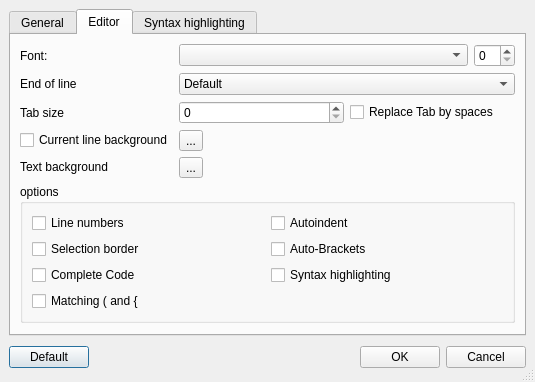
Old version of the form ui/options.ui in the repository google-code-export/qdevelop.
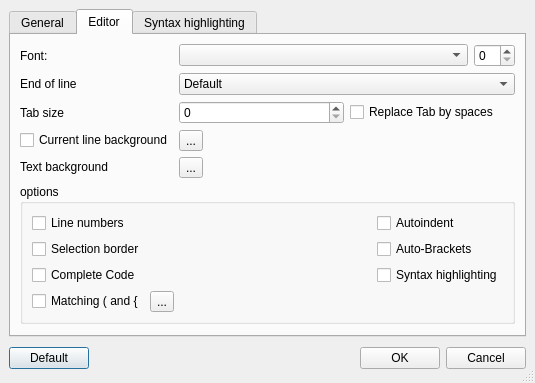
New version of the form. The open tabs and pages were chosen to show the change. Icons and pictures are not drawn.

Commit message: - Add menu "Edit | Goto Matching Bracket" - Configuration of color of matching in options dialog

```diff
--- a/ui/options.ui
+++ b/ui/options.ui
@@ -188,14 +188,134 @@
       <attribute name="title" >
        <string>Editor</string>
       </attribute>
-      <layout class="QVBoxLayout" >
+      <layout class="QGridLayout" >
        <property name="margin" >
         <number>9</number>
        </property>
        <property name="spacing" >
         <number>6</number>
        </property>
-       <item>
+       <item row="1" column="0" >
+        <widget class="QGroupBox" name="groupBox_6" >
+         <property name="title" >
+          <string>options</string>
+         </property>
+         <layout class="QGridLayout" >
+          <property name="margin" >
+           <number>9</number>
+          </property>
+          <property name="spacing" >
+           <number>6</number>
+          </property>
+          <item row="3" column="0" >
+           <layout class="QHBoxLayout" >
+            <property name="margin" >
+             <number>0</number>
+            </property>
+            <property name="spacing" >
+             <number>6</number>
+            </property>
+            <item>
+             <widget class="QCheckBox" name="match" >
+              <property name="text" >
+               <string>Matching ( and {</string>
+              </property>
+             </widget>
+            </item>
+            <item>
+             <layout class="QHBoxLayout" >
+              <property name="margin" >
+               <number>0</number>
+              </property>
+              <property name="spacing" >
+               <number>6</number>
+              </property>
+              <item>
+               <widget class="QToolButton" name="matching" >
+                <property name="text" >
+                 <string>...</string>
+                </property>
+               </widget>
+              </item>
+              <item>
+               <spacer>
+                <property name="orientation" >
+                 <enum>Qt::Horizontal</enum>
+                </property>
+                <property name="sizeHint" >
+                 <size>
+                  <width>40</width>
+                  <height>20</height>
+                 </size>
+                </property>
+               </spacer>
+              </item>
+             </layout>
+            </item>
+           </layout>
+          </item>
+          <item row="2" column="0" >
+           <widget class="QCheckBox" name="completion" >
+            <property name="text" >
+             <string>Complete Code</string>
+            </property>
+           </widget>
+          </item>
+          <item row="1" column="0" >
+           <widget class="QCheckBox" name="selectionBorder" >
+            <property name="text" >
+             <string>Selection border</string>
+            </property>
+           </widget>
+          </item>
+          <item row="0" column="0" >
+           <widget class="QCheckBox" name="numbers" >
+            <property name="text" >
+             <string>Line numbers</string>
+            </property>
+           </widget>
+          </item>
+          <item row="2" column="1" >
+           <widget class="QCheckBox" name="highlight" >
+            <property name="text" >
+             <string>Syntax highlighting</string>
+            </property>
+            <property name="checked" >
+             <bool>false</bool>
+            </property>
+           </widget>
+          </item>
+          <item row="0" column="1" >
+           <widget class="QCheckBox" name="indent" >
+            <property name="text" >
+             <string>Autoindent</string>
+            </property>
+           </widget>
+          </item>
+          <item row="1" column="1" >
+           <widget class="QCheckBox" name="brackets" >
+            <property name="text" >
+             <string>Auto-Brackets</string>
+            </property>
+           </widget>
+          </item>
+         </layout>
+        </widget>
+       </item>
+       <item row="2" column="0" >
+        <spacer>
+         <property name="orientation" >
+          <enum>Qt::Vertical</enum>
+         </property>
+         <property name="sizeHint" >
+          <size>
+           <width>20</width>
+           <height>40</height>
+          </size>
+         </property>
+        </spacer>
+       </item>
+       <item row="0" column="0" >
         <layout class="QHBoxLayout" >
          <property name="margin" >
           <number>0</number>
@@ -384,86 +504,6 @@
          </item>
         </layout>
        </item>
-       <item>
-        <widget class="QGroupBox" name="groupBox_6" >
-         <property name="title" >
-          <string>options</string>
-         </property>
-         <layout class="QGridLayout" >
-          <property name="margin" >
-           <number>9</number>
-          </property>
-          <property name="spacing" >
-           <number>6</number>
-          </property>
-          <item row="1" column="1" >
-           <widget class="QCheckBox" name="brackets" >
-            <property name="text" >
-             <string>Auto-Brackets</string>
-            </property>
-           </widget>
-          </item>
-          <item row="0" column="1" >
-           <widget class="QCheckBox" name="indent" >
-            <property name="text" >
-             <string>Autoindent</string>
-            </property>
-           </widget>
-          </item>
-          <item row="2" column="1" >
-           <widget class="QCheckBox" name="highlight" >
-            <property name="text" >
-             <string>Syntax highlighting</string>
-            </property>
-            <property name="checked" >
-             <bool>false</bool>
-            </property>
-           </widget>
-          </item>
-          <item row="0" column="0" >
-           <widget class="QCheckBox" name="numbers" >
-            <property name="text" >
-             <string>Line numbers</string>
-            </property>
-           </widget>
-          </item>
-          <item row="1" column="0" >
-           <widget class="QCheckBox" name="selectionBorder" >
-            <property name="text" >
-             <string>Selection border</string>
-            </property>
-           </widget>
-          </item>
-          <item row="2" column="0" >
-           <widget class="QCheckBox" name="completion" >
-            <property name="text" >
-             <string>Complete Code</string>
-            </property>
-           </widget>
-          </item>
-          <item row="3" column="0" >
-           <widget class="QCheckBox" name="match" >
-            <property name="text" >
-             <string>Matching ( and {</string>
-            </property>
-           </widget>
-          </item>
-         </layout>
-        </widget>
-       </item>
-       <item>
-        <spacer>
-         <property name="orientation" >
-          <enum>Qt::Vertical</enum>
-         </property>
-         <property name="sizeHint" >
-          <size>
-           <width>20</width>
-           <height>40</height>
-          </size>
-         </property>
-        </spacer>
-       </item>
       </layout>
      </widget>
      <widget class="QWidget" name="tab" >
```
Left out of the diff: 2 changed lines with no effect on the pictures. The commit also changes 8 other files.
